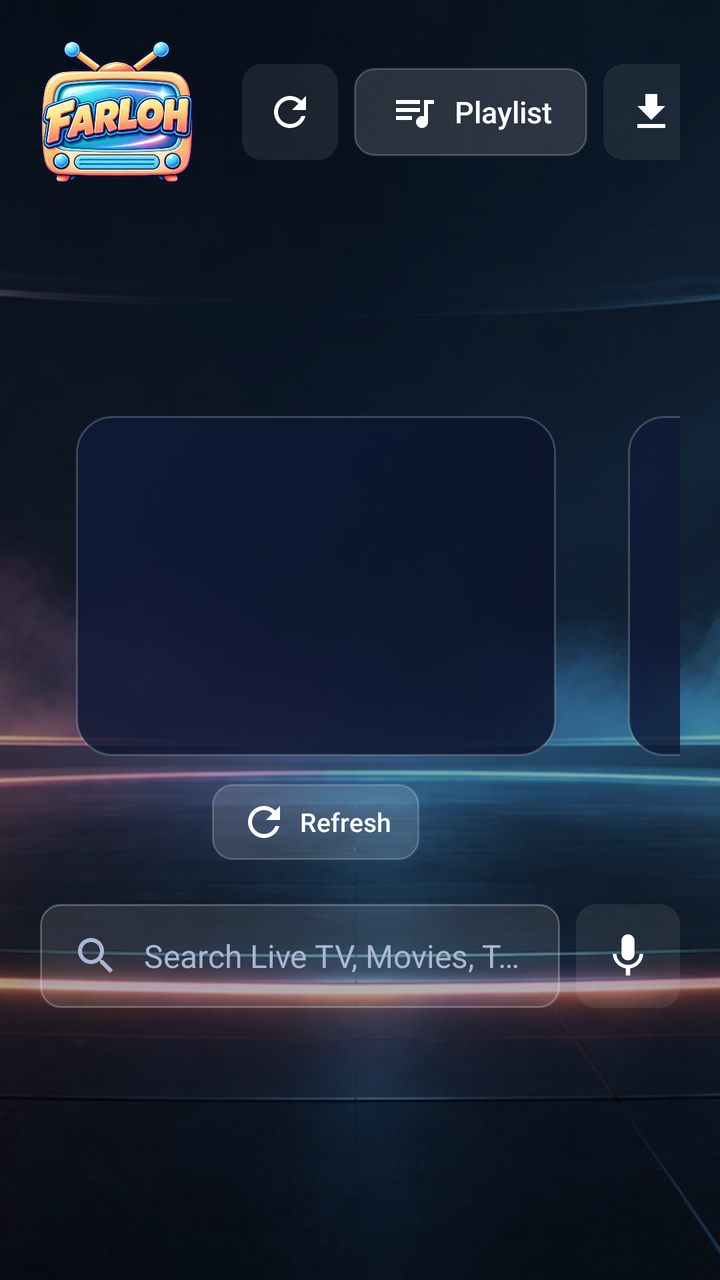
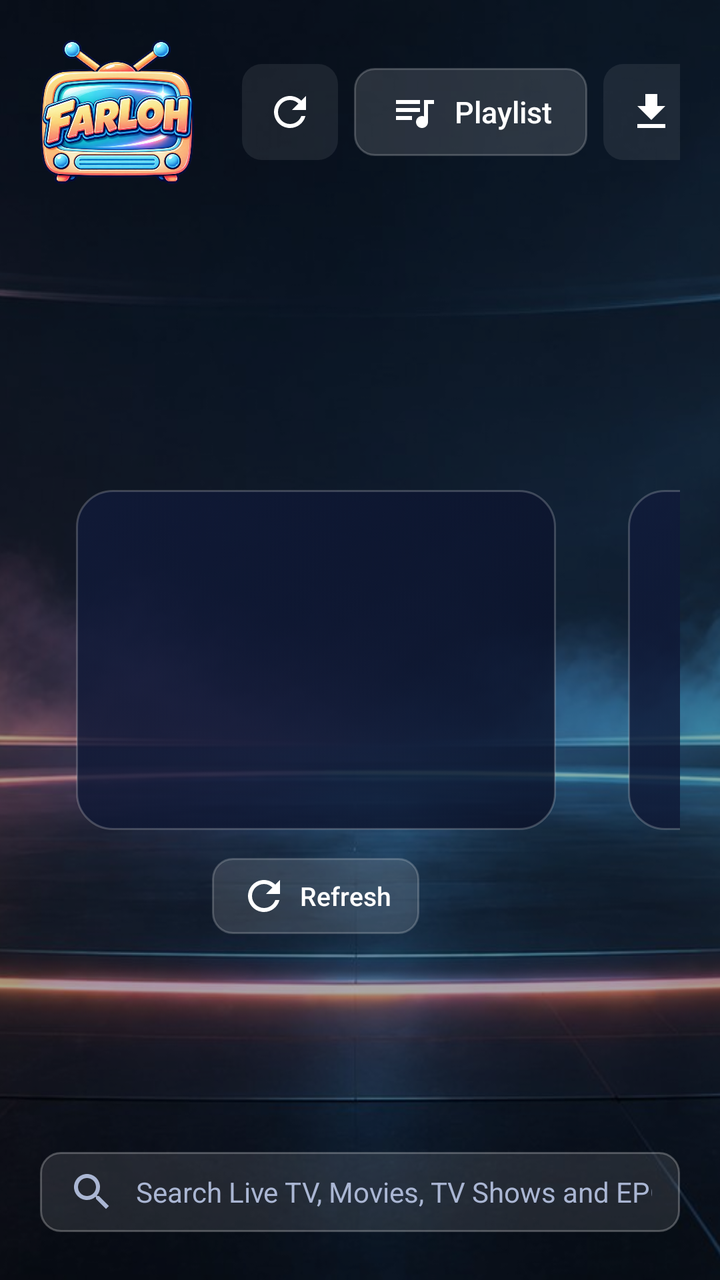

The first picture is an Android layout as it rendered before a commit; the second is the same layout after the commit. The layout source and the unified diff follow.
<!-- AndroidManifest.xml: application theme Theme.Farloh -->
<!-- res/layout/activity_home.xml -->
<?xml version="1.0" encoding="utf-8"?>
<FrameLayout xmlns:android="http://schemas.android.com/apk/res/android"
    android:layout_width="match_parent" android:layout_height="match_parent">

    <ImageView android:layout_width="match_parent" android:layout_height="match_parent"
        android:scaleType="centerCrop" android:src="@drawable/farloh_bg" android:importantForAccessibility="no" />
    <View android:layout_width="match_parent" android:layout_height="match_parent" android:background="#55000000" />

    <LinearLayout android:id="@+id/safe" android:layout_width="match_parent" android:layout_height="match_parent"
        android:orientation="vertical" android:padding="20dp">

        <LinearLayout android:layout_width="match_parent" android:layout_height="wrap_content"
            android:gravity="center_vertical" android:orientation="horizontal">
            <ImageView android:layout_width="wrap_content" android:layout_height="72dp" android:adjustViewBounds="true"
                android:src="@drawable/farloh_logo" android:contentDescription="@string/app_name" />
            <TextView android:id="@+id/account" android:layout_width="0dp" android:layout_height="wrap_content"
                android:layout_weight="1" android:layout_marginStart="12dp" android:ellipsize="end" android:gravity="end"
                android:maxLines="2" android:textColor="@color/text2" android:textSize="13sp" />
            <FrameLayout android:layout_width="wrap_content" android:layout_height="wrap_content" android:layout_marginStart="12dp">
                <ImageButton android:id="@+id/refreshAll" style="@style/IconBtn"
                    android:src="@drawable/ic_refresh" android:contentDescription="Refresh all (Live TV, Movies, TV Shows)" />
                <ProgressBar android:id="@+id/refreshAllProgress" android:layout_width="48dp" android:layout_height="48dp"
                    android:padding="8dp" android:visibility="gone" />
            </FrameLayout>
            <Button android:id="@+id/playlist" style="@style/Btn" android:layout_marginStart="8dp"
                android:drawableStart="@drawable/ic_playlist" android:drawablePadding="8dp" android:ellipsize="end"
                android:maxWidth="220dp" android:singleLine="true" android:text="Playlist" />
            <ImageButton android:id="@+id/downloads" style="@style/IconBtn" android:layout_marginStart="8dp"
                android:src="@drawable/ic_download" android:contentDescription="Downloads" />
            <ImageButton android:id="@+id/settings" style="@style/IconBtn" android:layout_marginStart="8dp"
                android:src="@drawable/ic_settings" android:contentDescription="Settings" />
            <FrameLayout android:layout_width="wrap_content" android:layout_height="wrap_content"
                android:layout_marginStart="8dp">
                <ImageButton android:id="@+id/bell" style="@style/IconBtn"
                    android:src="@drawable/ic_bell" android:contentDescription="News and updates" />
                <TextView android:id="@+id/bellBadge" android:layout_width="wrap_content" android:layout_height="wrap_content"
                    android:layout_gravity="top|end" android:background="@drawable/badge_red" android:gravity="center"
                    android:minWidth="20dp" android:paddingStart="5dp" android:paddingEnd="5dp" android:textColor="#FFFFFF"
                    android:textSize="11sp" android:textStyle="bold" android:visibility="gone" />
            </FrameLayout>
        </LinearLayout>

        
        <FrameLayout android:layout_width="match_parent" android:layout_height="0dp" android:layout_weight="1"
            android:clipChildren="false" android:clipToPadding="false">
            <LinearLayout android:id="@+id/homeCenter" android:layout_width="wrap_content" android:layout_height="wrap_content"
                android:layout_gravity="center" android:clipChildren="false" android:clipToPadding="false"
                android:gravity="center_horizontal" android:orientation="vertical">
                <LinearLayout android:id="@+id/tiles" android:layout_width="wrap_content" android:layout_height="wrap_content"
                    android:clipChildren="false" android:clipToPadding="false" android:orientation="horizontal">
                    <include android:id="@+id/tileLive" layout="@layout/home_tile" />
                    <include android:id="@+id/tileMovies" layout="@layout/home_tile" />
                    <include android:id="@+id/tileSeries" layout="@layout/home_tile" />
                </LinearLayout>
                
                <LinearLayout android:id="@+id/homeSearchBar" android:layout_width="match_parent" android:layout_height="wrap_content"
                    android:layout_marginTop="22dp" android:gravity="center_vertical" android:orientation="horizontal">
                    <TextView android:id="@+id/homeSearch" android:layout_width="0dp" android:layout_height="52dp"
                        android:layout_weight="1" android:background="@drawable/field_bg" android:clickable="true"
                        android:drawableStart="@drawable/ic_search" android:drawablePadding="12dp" android:drawableTint="@color/text2"
                        android:ellipsize="end" android:focusable="true" android:gravity="center_vertical"
                        android:paddingStart="16dp" android:paddingEnd="16dp" android:singleLine="true"
                        android:text="Search Live TV, Movies, TV Shows and EPG" android:textColor="@color/text2" android:textSize="16sp" />
                    <ImageButton android:id="@+id/homeMic" style="@style/IconBtn" android:layout_width="52dp" android:layout_height="52dp"
                        android:layout_marginStart="8dp" android:padding="13dp" android:src="@drawable/ic_mic"
                        android:contentDescription="Voice search" />
                </LinearLayout>
            </LinearLayout>
        </FrameLayout>
    </LinearLayout>
</FrameLayout>
<!-- res/layout/home_tile.xml (included above) -->
<?xml version="1.0" encoding="utf-8"?>
<LinearLayout xmlns:android="http://schemas.android.com/apk/res/android"
    android:layout_width="240dp" android:layout_height="wrap_content"
    android:layout_marginStart="18dp" android:layout_marginEnd="18dp" android:clipChildren="false"
    android:clipToPadding="false" android:gravity="center_horizontal" android:orientation="vertical">

    <LinearLayout android:id="@+id/card" android:layout_width="match_parent" android:layout_height="170dp"
        android:background="@drawable/tile_bg" android:clickable="true" android:focusable="true"
        android:gravity="center" android:orientation="vertical" android:padding="14dp">
        <ImageView android:id="@+id/icon" android:layout_width="48dp" android:layout_height="48dp"
            android:tint="@color/accent" android:importantForAccessibility="no" />
        <TextView android:id="@+id/title" android:layout_width="wrap_content" android:layout_height="wrap_content"
            android:layout_marginTop="8dp" android:textColor="@color/text" android:textSize="21sp" android:textStyle="bold" />
        <TextView android:id="@+id/count" android:layout_width="wrap_content" android:layout_height="wrap_content"
            android:layout_marginTop="3dp" android:textColor="@color/text" android:textSize="13sp" />
        <TextView android:id="@+id/updated" android:layout_width="wrap_content" android:layout_height="wrap_content"
            android:layout_marginTop="1dp" android:textColor="@color/text2" android:textSize="12sp" />
    </LinearLayout>

    <LinearLayout android:layout_width="wrap_content" android:layout_height="wrap_content"
        android:layout_marginTop="14dp" android:gravity="center" android:orientation="horizontal">
        <Button android:id="@+id/refresh" style="@style/Btn" android:minHeight="38dp" android:paddingStart="14dp"
            android:paddingEnd="14dp" android:drawableStart="@drawable/ic_refresh" android:drawablePadding="6dp"
            android:text="Refresh" android:textSize="13sp" />
        <ProgressBar android:id="@+id/spinner" android:layout_width="24dp" android:layout_height="24dp"
            android:layout_marginStart="8dp" android:visibility="gone" />
    </LinearLayout>
</LinearLayout>
<!-- resources referenced by this layout -->
<resources>
  <color name="accent">#FF9F43</color>
  <color name="text">#FFFFFF</color>
  <color name="text2">#AAB6D3</color>
  <!-- drawable badge_red (drawable) -->
  <?xml version="1.0" encoding="utf-8"?>
  <shape xmlns:android="http://schemas.android.com/apk/res/android" android:shape="rectangle">
      <corners android:radius="10dp" />
      <solid android:color="#FF4D4D" />
      <stroke android:width="1.5dp" android:color="@color/bg_deep" />
  </shape>
  <!-- drawable ic_bell (drawable) -->
  <?xml version="1.0" encoding="utf-8"?>
  <vector xmlns:android="http://schemas.android.com/apk/res/android" android:width="24dp" android:height="24dp" android:viewportWidth="24" android:viewportHeight="24">
      <path android:fillColor="#FFFFFFFF" android:pathData="M12,22c1.1,0 2,-0.9 2,-2h-4c0,1.1 0.89,2 2,2zM18,16v-5c0,-3.07 -1.64,-5.64 -4.5,-6.32L13.5,4c0,-0.83 -0.67,-1.5 -1.5,-1.5s-1.5,0.67 -1.5,1.5v0.68C7.63,5.36 6,7.92 6,11v5l-2,2v1h16v-1l-2,-2z" />
  </vector>
  <!-- drawable ic_download (drawable) -->
  <?xml version="1.0" encoding="utf-8"?>
  <vector xmlns:android="http://schemas.android.com/apk/res/android" android:width="24dp" android:height="24dp" android:viewportWidth="24" android:viewportHeight="24">
      <path android:fillColor="#FFFFFFFF" android:pathData="M19,9h-4V3H9v6H5l7,7 7,-7zM5,18v2h14v-2H5z" />
  </vector>
  <!-- drawable ic_mic (drawable) -->
  <?xml version="1.0" encoding="utf-8"?>
  <vector xmlns:android="http://schemas.android.com/apk/res/android" android:width="24dp" android:height="24dp" android:viewportWidth="24" android:viewportHeight="24">
      <path android:fillColor="#FFFFFFFF" android:pathData="M12,14c1.66,0 2.99,-1.34 2.99,-3L15,5c0,-1.66 -1.34,-3 -3,-3S9,3.34 9,5v6c0,1.66 1.34,3 3,3zM17.3,11c0,3 -2.54,5.1 -5.3,5.1S6.7,14 6.7,11H5c0,3.41 2.72,6.23 6,6.72V21h2v-3.28c3.28,-0.48 6,-3.3 6,-6.72h-1.7z" />
  </vector>
  <!-- drawable ic_playlist (drawable) -->
  <?xml version="1.0" encoding="utf-8"?>
  <vector xmlns:android="http://schemas.android.com/apk/res/android" android:width="24dp" android:height="24dp" android:viewportWidth="24" android:viewportHeight="24">
      <path android:fillColor="#FFFFFFFF" android:pathData="M15,6H3v2h12V6zM15,10H3v2h12v-2zM3,16h8v-2H3v2zM17,6v8.18C16.69,14.07 16.35,14 16,14c-1.66,0 -3,1.34 -3,3s1.34,3 3,3 3,-1.34 3,-3V8h3V6h-5z" />
  </vector>
  <string name="app_name">Farloh TV</string>
  <style name="IconBtn">
          <item name="android:layout_width">48dp</item>
          <item name="android:layout_height">48dp</item>
          <item name="android:background">@drawable/focus_bg</item>
          <item name="android:padding">12dp</item>
          <item name="android:scaleType">fitCenter</item>
          <item name="android:focusable">true</item>
          <item name="android:tint">@color/text</item>
      </style>
  <color name="bg_deep">#070B1A</color>
  <dimen name="corner">10dp</dimen>
  <style name="Theme.Farloh.Dialog" parent="Theme.AppCompat.Dialog.Alert">
          <item name="colorAccent">@color/accent</item>
          <item name="android:windowBackground">@drawable/dialog_bg</item>
          <item name="android:textColorPrimary">@color/text</item>
          <item name="android:textColorSecondary">@color/text2</item>
      </style>
  <!-- drawable dialog_bg (drawable) -->
  <?xml version="1.0" encoding="utf-8"?>
  <inset xmlns:android="http://schemas.android.com/apk/res/android" android:inset="16dp">
      <shape>
          <corners android:radius="16dp" />
          <solid android:color="@color/panel_solid" />
          <stroke android:width="1dp" android:color="#33FFFFFF" />
      </shape>
  </inset>
  <color name="panel_solid">#0E1630</color>
  <!-- unchanged entries left out for length: 11 -->
</resources>

<!-- the commit's change to res/layout/activity_home.xml (unified diff, before → after) -->
@@ -41,30 +41,38 @@
         </LinearLayout>
 
         
-        <FrameLayout android:layout_width="match_parent" android:layout_height="0dp" android:layout_weight="1"
-            android:clipChildren="false" android:clipToPadding="false">
-            <LinearLayout android:id="@+id/homeCenter" android:layout_width="wrap_content" android:layout_height="wrap_content"
+        <FrameLayout android:id="@+id/homeArea" android:layout_width="match_parent" android:layout_height="0dp"
+            android:layout_weight="1" android:clipChildren="false" android:clipToPadding="false">
+            <LinearLayout android:id="@+id/tiles" android:layout_width="wrap_content" android:layout_height="wrap_content"
                 android:layout_gravity="center" android:clipChildren="false" android:clipToPadding="false"
-                android:gravity="center_horizontal" android:orientation="vertical">
-                <LinearLayout android:id="@+id/tiles" android:layout_width="wrap_content" android:layout_height="wrap_content"
-                    android:clipChildren="false" android:clipToPadding="false" android:orientation="horizontal">
-                    <include android:id="@+id/tileLive" layout="@layout/home_tile" />
-                    <include android:id="@+id/tileMovies" layout="@layout/home_tile" />
-                    <include android:id="@+id/tileSeries" layout="@layout/home_tile" />
+                android:orientation="horizontal">
+                <include android:id="@+id/tileLive" layout="@layout/home_tile" />
+                <include android:id="@+id/tileMovies" layout="@layout/home_tile" />
+                <include android:id="@+id/tileSeries" layout="@layout/home_tile" />
+            </LinearLayout>
+            
+            <LinearLayout android:id="@+id/homeSearchBar" android:layout_width="wrap_content" android:layout_height="wrap_content"
+                android:layout_gravity="bottom|center_horizontal" android:layout_marginBottom="4dp"
+                android:clipChildren="false" android:clipToPadding="false" android:orientation="vertical">
+                <LinearLayout android:layout_width="match_parent" android:layout_height="wrap_content"
+                    android:gravity="center_vertical" android:orientation="horizontal">
+                    <EditText android:id="@+id/homeSearch" android:layout_width="0dp" android:layout_height="40dp"
+                        android:layout_weight="1" android:background="@drawable/field_bg" android:drawableStart="@drawable/ic_search"
+                        android:drawablePadding="10dp" android:drawableTint="@color/text2"
+                        android:hint="Search Live TV, Movies, TV Shows and EPG" android:imeOptions="actionSearch"
+                        android:importantForAutofill="no" android:inputType="text" android:paddingStart="14dp"
+                        android:paddingTop="0dp" android:paddingEnd="14dp" android:paddingBottom="0dp" android:singleLine="true"
+                        android:textColor="@color/text" android:textColorHint="@color/text2" android:textSize="14sp" />
+                    <ImageButton android:id="@+id/homeMic" style="@style/IconBtn" android:layout_width="40dp" android:layout_height="40dp"
+                        android:layout_marginStart="6dp" android:padding="9dp" android:src="@drawable/ic_mic"
+                        android:contentDescription="Voice search" android:visibility="gone" />
                 </LinearLayout>
-                
-                <LinearLayout android:id="@+id/homeSearchBar" android:layout_width="match_parent" android:layout_height="wrap_content"
-                    android:layout_marginTop="22dp" android:gravity="center_vertical" android:orientation="horizontal">
-                    <TextView android:id="@+id/homeSearch" android:layout_width="0dp" android:layout_height="52dp"
-                        android:layout_weight="1" android:background="@drawable/field_bg" android:clickable="true"
-                        android:drawableStart="@drawable/ic_search" android:drawablePadding="12dp" android:drawableTint="@color/text2"
-                        android:ellipsize="end" android:focusable="true" android:gravity="center_vertical"
-                        android:paddingStart="16dp" android:paddingEnd="16dp" android:singleLine="true"
-                        android:text="Search Live TV, Movies, TV Shows and EPG" android:textColor="@color/text2" android:textSize="16sp" />
-                    <ImageButton android:id="@+id/homeMic" style="@style/IconBtn" android:layout_width="52dp" android:layout_height="52dp"
-                        android:layout_marginStart="8dp" android:padding="13dp" android:src="@drawable/ic_mic"
-                        android:contentDescription="Voice search" />
-                </LinearLayout>
+                <HorizontalScrollView android:id="@+id/homeRecentScroll" android:layout_width="match_parent"
+                    android:layout_height="wrap_content" android:layout_marginTop="6dp" android:clipToPadding="false"
+                    android:paddingTop="3dp" android:paddingBottom="3dp" android:scrollbars="none" android:visibility="gone">
+                    <LinearLayout android:id="@+id/homeRecent" android:layout_width="wrap_content" android:layout_height="wrap_content"
+                        android:orientation="horizontal" android:paddingStart="3dp" android:paddingEnd="3dp" />
+                </HorizontalScrollView>
             </LinearLayout>
         </FrameLayout>
     </LinearLayout>
